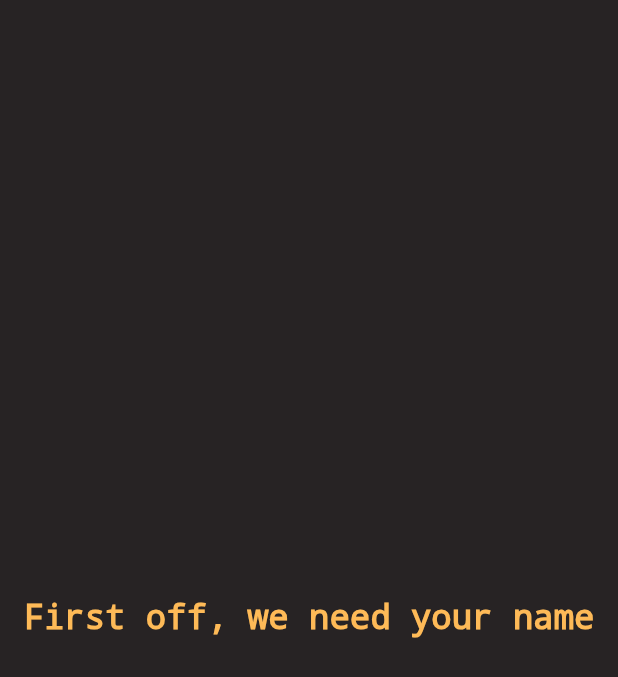
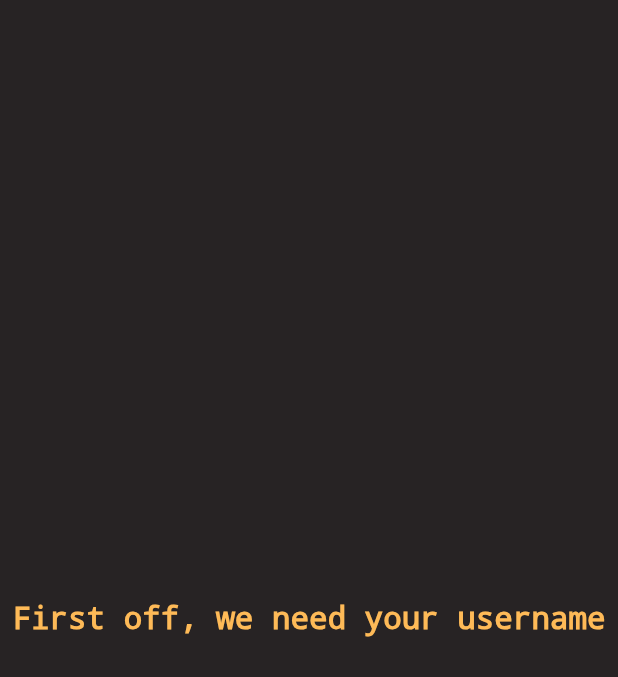
Before and after one commit to CzrCraft/ANONYM, a Flutter app: the screen it shows after launch, after a tap on "No", on a phone screen of 412 x 824 dp. Shown: the top 677 px of the screen. Run offline on Flutter 3.47's test engine with Material 2 defaults, Android fonts, the phone set to English and light mode, and no system bars; drawn by our look-alikes of animated_text_kit.

```diff
--- a/App/lib/pages/signupPage.dart
+++ b/App/lib/pages/signupPage.dart
@@ -62,13 +62,6 @@ class _SignupPageState extends State<SignupPage> with TickerProviderStateMixin {
               1; // delay so that the animation waits for the circle transition to finnish
         });
       });
-    } else if (animationStage == 1) {
-      Future.delayed(const Duration(milliseconds: 1100), () {
-        setState(() {
-          animationStage =
-              2; // delay so that the animation waits for the first one to finnish
-        });
-      });
     }
 
     switch (animationStage) {
@@ -80,10 +73,10 @@ class _SignupPageState extends State<SignupPage> with TickerProviderStateMixin {
               AnimatedTextKit(
                 key: GlobalKey(),
                 animatedTexts: [
-                  TyperAnimatedText("First off, we need your name",
+                  TyperAnimatedText("First off, we need your username",
                       speed: const Duration(milliseconds: 45),
                       textStyle: TextStyle(
-                          fontSize: getFromPercent("horizontal", 5.5, context),
+                          fontSize: getFromPercent("horizontal", 5, context),
                           color: secondaryColor,
                           decoration: TextDecoration.none)),
                 ],
@@ -94,7 +87,7 @@ class _SignupPageState extends State<SignupPage> with TickerProviderStateMixin {
                   });
                 },
                 repeatForever: false,
-                pause: const Duration(milliseconds: 1100),
+                pause: const Duration(milliseconds: 20),
               )
             ],
             mainAxisAlignment: MainAxisAlignment.center,
@@ -106,9 +99,9 @@ class _SignupPageState extends State<SignupPage> with TickerProviderStateMixin {
           color: primaryColor,
           child: Column(
             children: [
-              Text("First off, we need your name",
+              Text("First off, we need your username",
                   style: TextStyle(
-                      fontSize: getFromPercent("horizontal", 5.5, context),
+                      fontSize: getFromPercent("horizontal", 5, context),
                       color: secondaryColor,
                       decoration: TextDecoration.none)),
               Padding(
```
Also changed, not shown: App/lib/pages/loginPage.dart (+1 -8 lines), api/config.json (+1 -1 lines), 2 other files.
